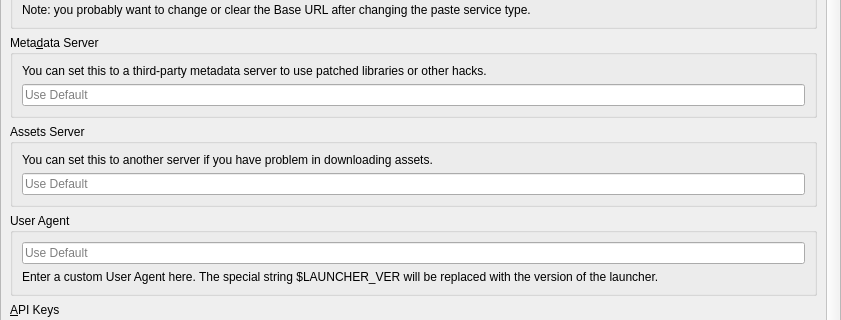
First picture: the form in launcher/ui/pages/global/APIPage.ui, repository FreesmTeam/FreesmLauncher, before the edit; both pictures show x 0 to 841 and y 132 to 452 of the 841 by 620 pixel window.
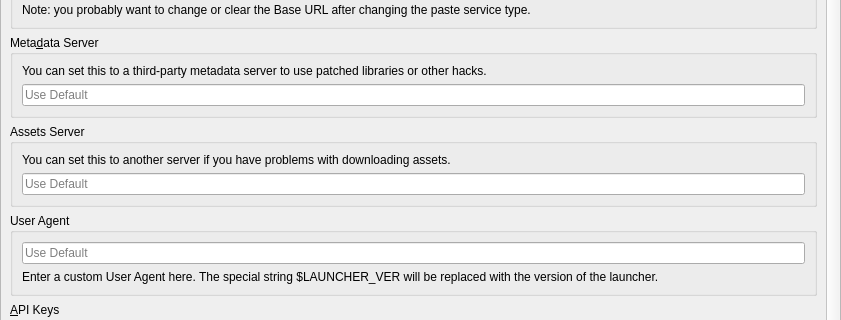
Second picture: the form after the edit.

```diff
--- a/launcher/ui/pages/global/APIPage.ui
+++ b/launcher/ui/pages/global/APIPage.ui
@@ -138,7 +138,7 @@
           <item>
            <widget class="QLabel" name="label_7">
             <property name="text">
-             <string>You can set this to another server if you have problem in downloading assets.</string>
+             <string>You can set this to another server if you have problems with downloading assets.</string>
             </property>
             <property name="textFormat">
              <enum>Qt::RichText</enum>
```
